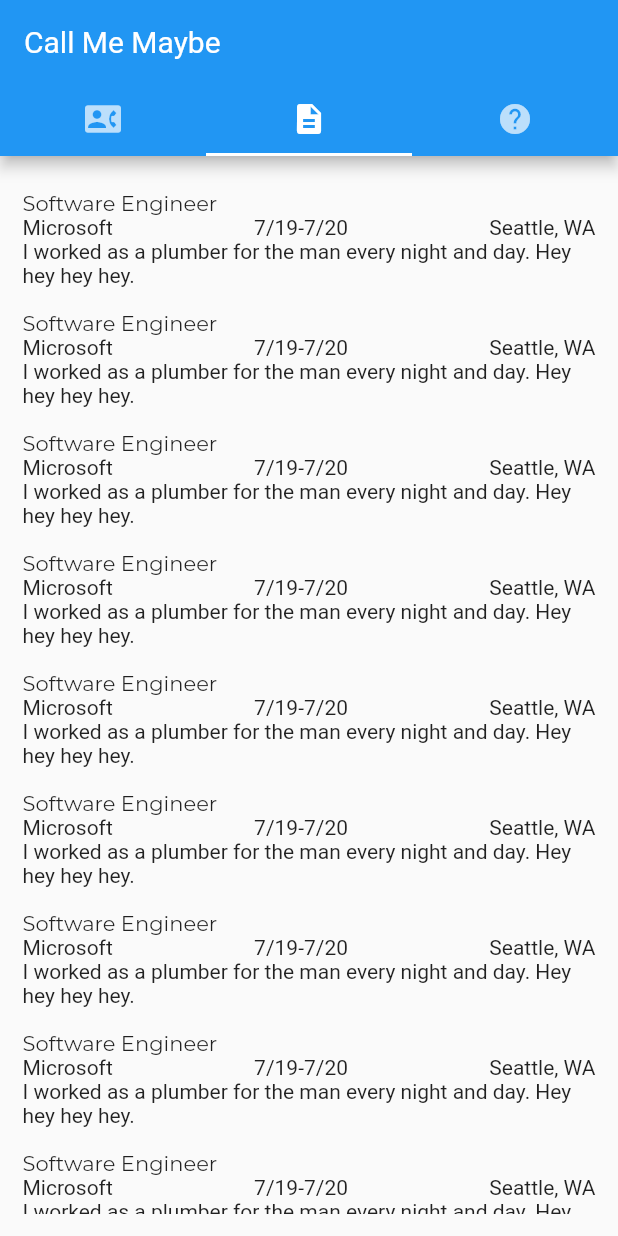
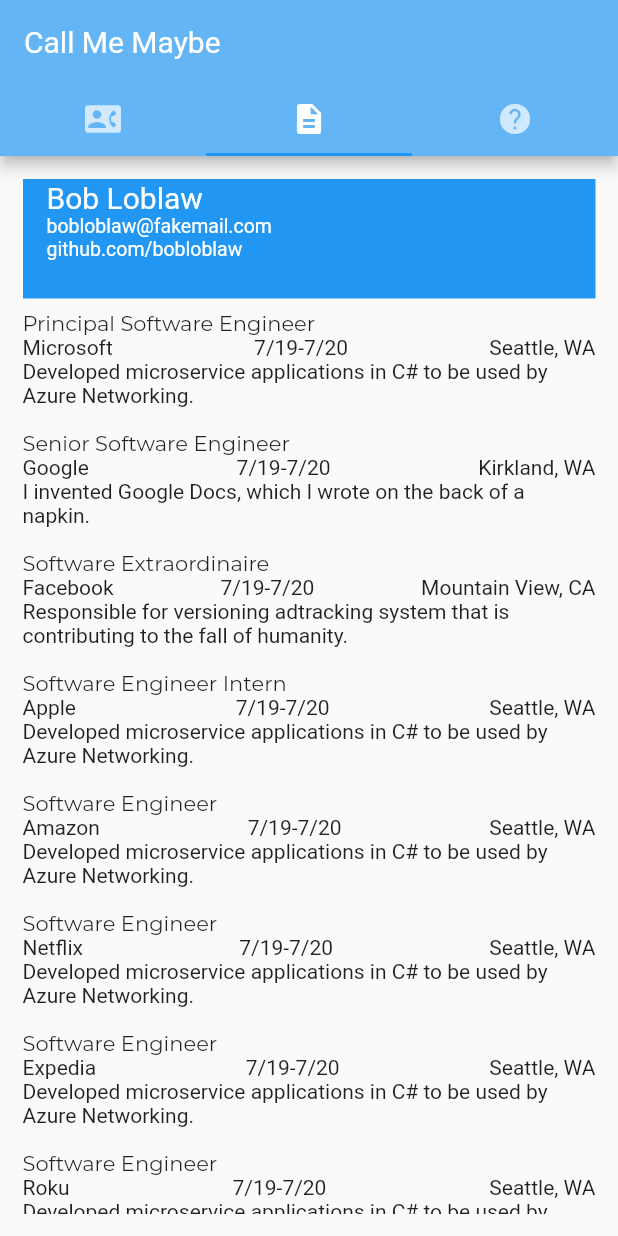
Before and after one commit to willdarnell/call_me_maybe, a Flutter app: the screen it shows after launch, tab 2 chosen, on a phone screen of 412 x 824 dp. Run offline on Flutter 3.47's test engine with Material 2 defaults, Android fonts, the phone set to English and light mode, and no system bars.

Commit message:
get resume working well

```diff
--- a/lib/app.dart
+++ b/lib/app.dart
@@ -32,6 +32,7 @@ class MainTabController extends StatelessWidget {
         initialIndex: 0,
         child: Scaffold(
           appBar: AppBar(
+            backgroundColor: Colors.blue[300],
             title: Text('Call Me Maybe'),
             bottom: TabBar(tabs: tabs)
           ),
--- a/lib/screens/business_card_screen.dart
+++ b/lib/screens/business_card_screen.dart
@@ -11,10 +11,11 @@ class BusinessCardState extends State<BusinessCardScreen> {
   Widget build(BuildContext context) {
     return
       Container(
-        color: Colors.amber,
+        color: Colors.amber[200],
         child: Padding(
       padding: EdgeInsets.all(30),
       child:
+      SafeArea(child:
       FractionallySizedBox(
 
         child:
@@ -60,6 +61,6 @@ class BusinessCardState extends State<BusinessCardScreen> {
           ),
           Expanded(child: Text('bobloblaw@fakemail.com', textAlign: TextAlign.right, style: TextStyle(fontFamily: 'Sriracha'),),)
         ]
-      )],))));
+      )],)))));
   }
 }
--- a/lib/screens/resume_screen.dart
+++ b/lib/screens/resume_screen.dart
@@ -1,7 +1,6 @@
 import 'package:flutter/material.dart';
 import 'package:call_me/components/PriorPositions.dart';
 class ResumeScreen extends StatelessWidget {
-  final list = ["one", "two", "three"];
   @override
   Widget build(BuildContext context) {
     return SafeArea(
@@ -9,15 +8,30 @@ class ResumeScreen extends StatelessWidget {
       child:  CustomScrollView(
 
   slivers: <Widget>[
+    SliverAppBar(
+      expandedHeight: 80,
+      floating: false,
+      pinned: false,
+      snap: false,
+      title: Column(children: <Widget>[
+        Row(children: <Widget>[Text('Bob Loblaw')],),
+        Row(children: <Widget>[
+          Text('bobloblaw@fakemail.com', style: TextStyle(fontSize: 13),)
+        ]),
+        Row(children: <Widget>[
+          Text('github.com/bobloblaw', style: TextStyle(fontSize: 13),)
+        ])],),
 
+    ),
     SliverFixedExtentList(
       itemExtent: 80.0,
       delegate: SliverChildBuilderDelegate(
         (BuildContext context, int index) {
+          var item = list[index];
           return Container(
             constraints: const BoxConstraints.expand(),
             alignment: Alignment.center,
-            child: PriorPositions(company: 'Microsoft', title: 'Software Engineer', date: '7/19-7/20', location: 'Seattle, WA', description: 'I worked as a plumber for the man every night and day. Hey hey hey hey.',),
+            child: PriorPositions(company: item["company"], title: item["title"], date: item["date"], location: item["location"], description: item["description"],),
           );
         },
       ),
@@ -26,3 +40,18 @@ class ResumeScreen extends StatelessWidget {
 ));
   }
 }
+
+  final list = [{"company": "Microsoft", "title": "Principal Software Engineer", "date": "7/19-7/20", "location": "Seattle, WA", "description": "Developed microservice applications in C# to be used by Azure Networking." },
+  {"company": "Google", "title": "Senior Software Engineer", "date": "7/19-7/20", "location": "Kirkland, WA", "description": "I invented Google Docs, which I wrote on the back of a napkin." },
+  {"company": "Facebook", "title": "Software Extraordinaire", "date": "7/19-7/20", "location": "Mountain View, CA", "description": "Responsible for versioning adtracking system that is contributing to the fall of humanity." },
+  {"company": "Apple", "title": "Software Engineer Intern", "date": "7/19-7/20", "location": "Seattle, WA", "description": "Developed microservice applications in C# to be used by Azure Networking." },
+  {"company": "Amazon", "title": "Software Engineer", "date": "7/19-7/20", "location": "Seattle, WA", "description": "Developed microservice applications in C# to be used by Azure Networking." },
+  {"company": "Netflix", "title": "Software Engineer", "date": "7/19-7/20", "location": "Seattle, WA", "description": "Developed microservice applications in C# to be used by Azure Networking." },
+  {"company": "Expedia", "title": "Software Engineer", "date": "7/19-7/20", "location": "Seattle, WA", "description": "Developed microservice applications in C# to be used by Azure Networking." },
+  {"company": "Roku", "title": "Software Engineer", "date": "7/19-7/20", "location": "Seattle, WA", "description": "Developed microservice applications in C# to be used by Azure Networking." },
+  {"company": "Lyft", "title": "Software Engineer", "date": "7/19-7/20", "location": "Seattle, WA", "description": "Developed microservice applications in C# to be used by Azure Networking." },
+  {"company": "Tesla", "title": "Software Engineer", "date": "7/19-7/20", "location": "Seattle, WA", "description": "Developed microservice applications in C# to be used by Azure Networking." },
+  {"company": "Hulu", "title": "Software Engineer", "date": "7/19-7/20", "location": "Seattle, WA", "description": "Developed microservice applications in C# to be used by Azure Networking." },
+  {"company": "Goldman Sachs", "title": "Software Engineer", "date": "7/19-7/20", "location": "Seattle, WA", "description": "Developed microservice applications in C# to be used by Azure Networking." },
+  {"company": "Walmart Labs", "title": "Software Engineer", "date": "7/19-7/20", "location": "Seattle, WA", "description": "Developed microservice applications in C# to be used by Azure Networking." },
+  {"company": "Zillow", "title": "Software Engineer", "date": "7/19-7/20", "location": "Seattle, WA", "description": "Developed microservice applications in C# to be used by Azure Networking." }];
```
